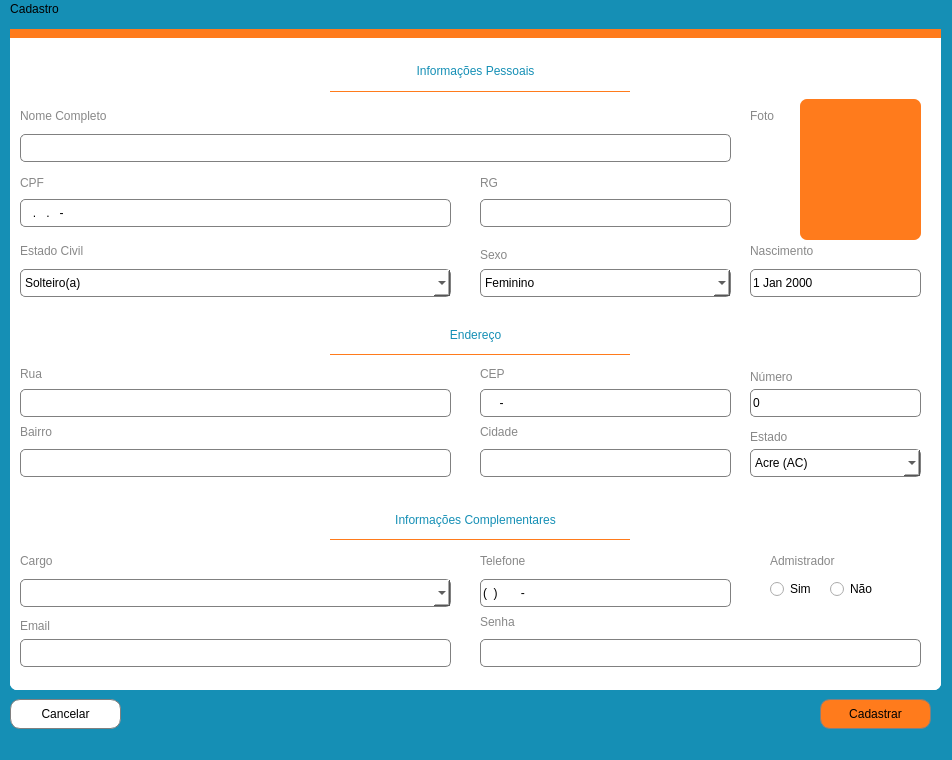
This is pyschool/interface/cadastroServidor.ui in IanLuan/PySchool as Qt 5 draws it before an edit. The edited form follows.
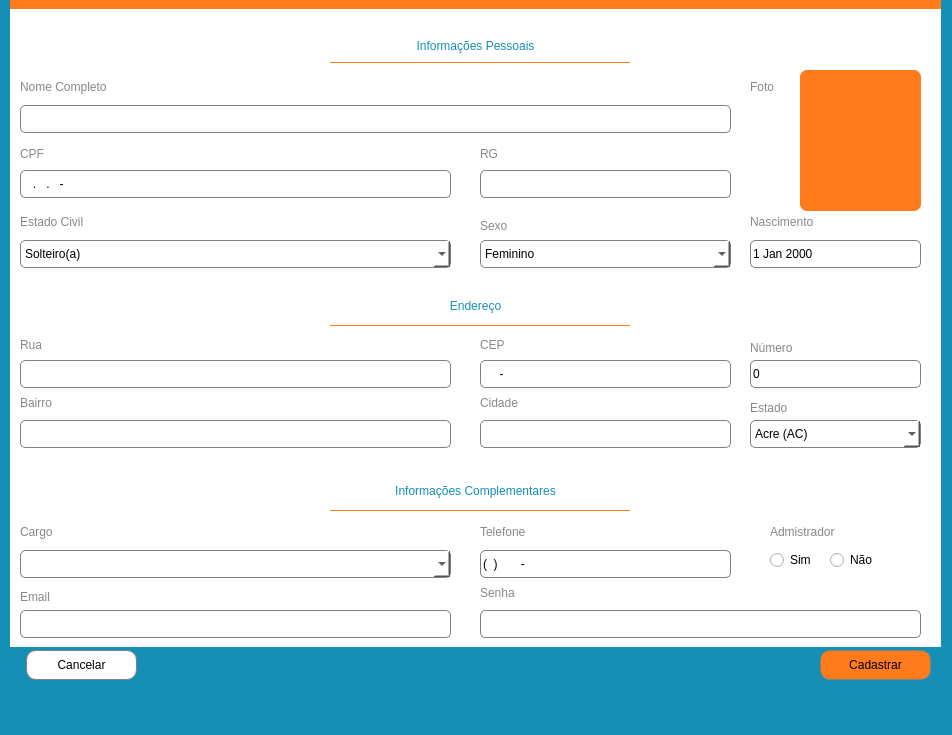
This is the edited form.

Commit message: alterações ui cadastro

Diff of the .ui file:
```diff
--- a/pyschool/interface/cadastroServidor.ui
+++ b/pyschool/interface/cadastroServidor.ui
@@ -7,7 +7,7 @@
     <x>0</x>
     <y>0</y>
     <width>952</width>
-    <height>760</height>
+    <height>735</height>
    </rect>
   </property>
   <property name="sizePolicy">
@@ -19,7 +19,7 @@
   <property name="minimumSize">
    <size>
     <width>952</width>
-    <height>760</height>
+    <height>200</height>
    </size>
   </property>
   <property name="maximumSize">
@@ -51,7 +51,7 @@
     <property name="geometry">
      <rect>
       <x>820</x>
-      <y>680</y>
+      <y>650</y>
       <width>111</width>
       <height>30</height>
      </rect>
@@ -83,8 +83,8 @@
    <widget class="QPushButton" name="btnCancelar">
     <property name="geometry">
      <rect>
-      <x>10</x>
-      <y>680</y>
+      <x>26</x>
+      <y>650</y>
       <width>111</width>
       <height>30</height>
      </rect>
@@ -113,9 +113,9 @@
     <property name="geometry">
      <rect>
       <x>10</x>
-      <y>10</y>
+      <y>0</y>
       <width>931</width>
-      <height>661</height>
+      <height>647</height>
      </rect>
     </property>
     <property name="sizePolicy">
@@ -165,7 +165,7 @@
         <x>0</x>
         <y>-4</y>
         <width>931</width>
-        <height>31</height>
+        <height>39</height>
        </rect>
       </property>
       <property name="styleSheet">
@@ -1195,25 +1195,6 @@
    <zorder>btnCadatrar</zorder>
    <zorder>btnCancelar</zorder>
   </widget>
-  <widget class="QMenuBar" name="menubar">
-   <property name="geometry">
-    <rect>
-     <x>0</x>
-     <y>0</y>
-     <width>952</width>
-     <height>23</height>
-    </rect>
-   </property>
-   <property name="styleSheet">
-    <string notr="true">backgroundcolor: rgb(59, 59, 59)</string>
-   </property>
-   <widget class="QMenu" name="menuLalala">
-    <property name="title">
-     <string>Cadastro</string>
-    </property>
-   </widget>
-   <addaction name="menuLalala"/>
-  </widget>
   <widget class="QStatusBar" name="statusbar">
    <property name="styleSheet">
     <string notr="true">backgroundcolor: #000000</string>
```
The commit also changes 7 other files.
